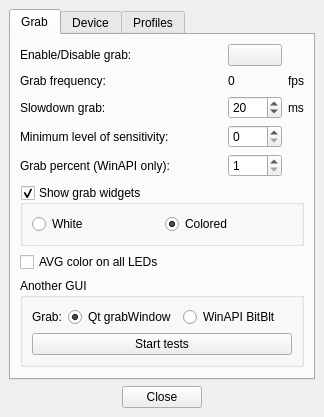
digitaltoys/pepsi2-light-pack, file Software/src/MainWindow.ui: the form before one commit.
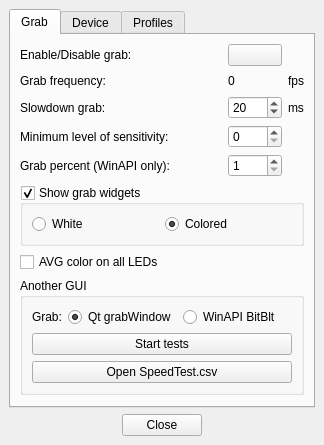
The form after the commit. Icons and pictures are not drawn.

Commit message:
Software: rewrite SpeedTest for support new capture interface; using QtConcurent;
Fix freezing GUI when start speed tests, currently it works with QtConcurent in separate thread;
Add new button for open SpeedTest.csv file;
Back rename Version.hpp to version.hpp;

Diff of the .ui file:
```diff
--- a/Software/src/MainWindow.ui
+++ b/Software/src/MainWindow.ui
@@ -386,6 +386,13 @@
              </property>
             </widget>
            </item>
+           <item>
+            <widget class="QPushButton" name="pushButton_OpenSpeedTestCsv">
+             <property name="text">
+              <string>Open SpeedTest.csv</string>
+             </property>
+            </widget>
+           </item>
           </layout>
          </widget>
         </item>
```
The commit also changes 7 other files.
